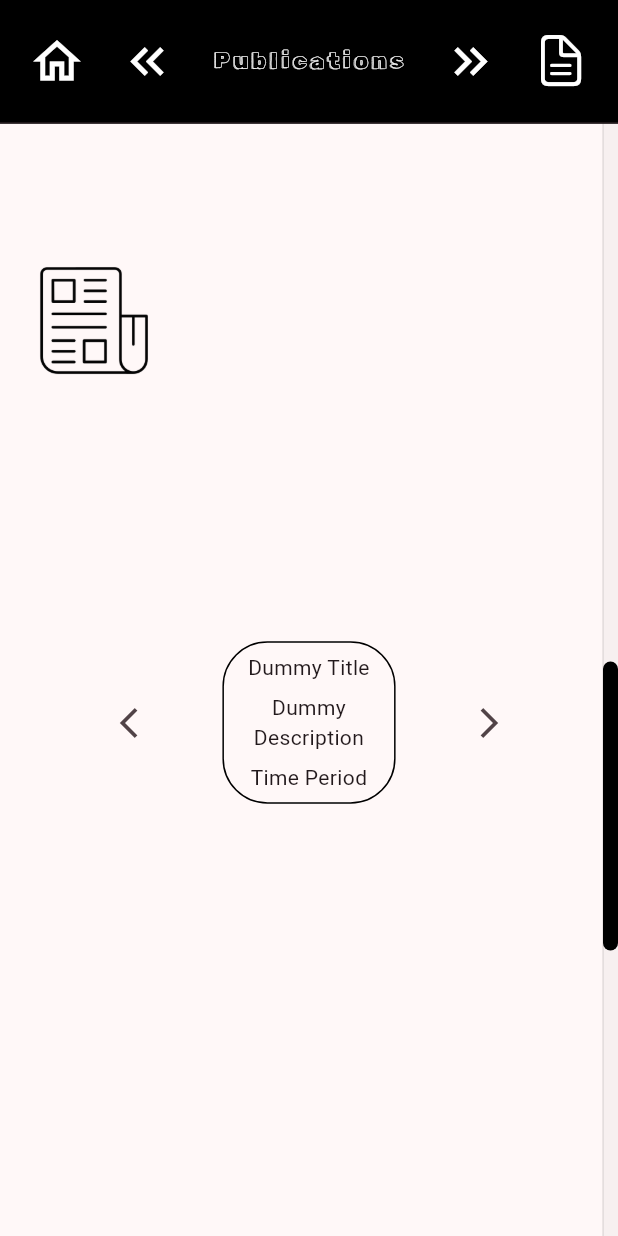
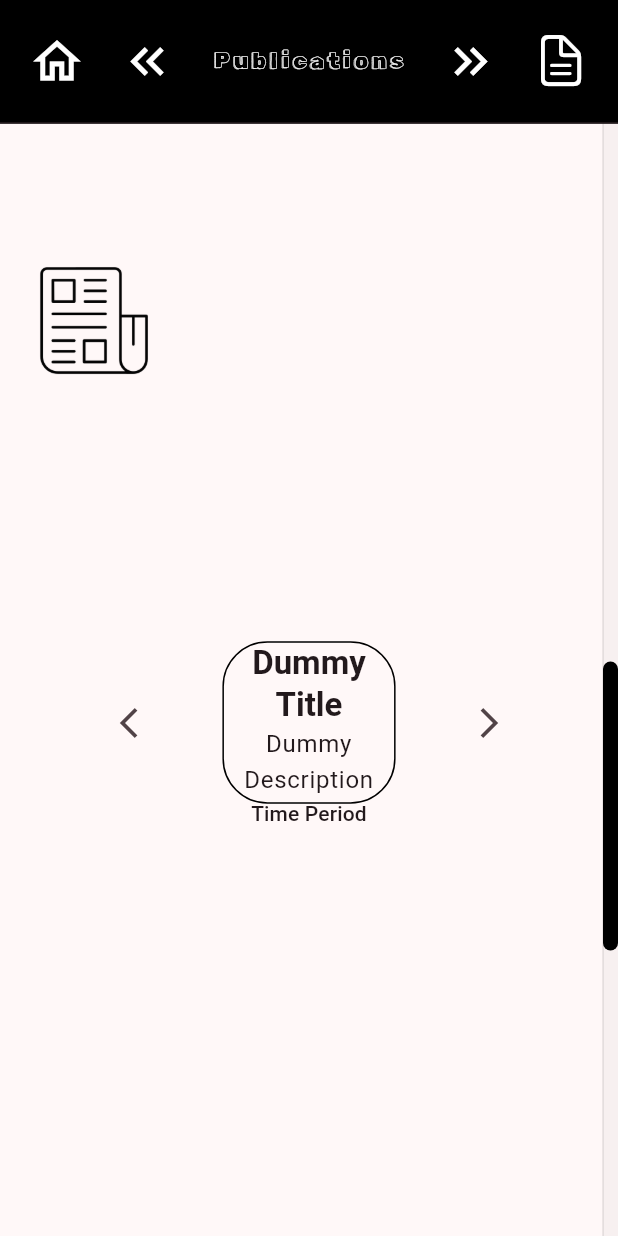
Before and after one commit to siva-ratnakar/home_page, a Flutter app: the ProfessionalPage screen opened by its route, scrolled down 1152 dp, on a phone screen of 412 x 824 dp. Run offline on Flutter 3.47's test engine with Material 3 defaults, Android fonts, the phone set to English and light mode, and no system bars; drawn by our look-alikes of carousel_slider; our stand-ins replace flutter_animate, go_router.

Commit message:
adjust and finetune a bit of the card in prof.

```diff
--- a/lib/professional/src/body.dart
+++ b/lib/professional/src/body.dart
@@ -148,16 +148,23 @@ class CarouselBody extends StatelessWidget {
       child: CarouselSlider.builder(
         carouselController: carouselController,
         itemCount: items.length,
-        itemBuilder: (context, index, realIndex) => GestureDetector(
-          onTap: items[index].link == null
-              ? null
-              : () {
+        itemBuilder: (context, index, realIndex) {
+          final isFlippable = items[index].flipText != null;
+          final isClickable = items[index].link != null || isFlippable;
+          return GestureDetector(
+            onTap: isClickable
+                ? () {
+                    // Priority click is for flippable
+                    if (isFlippable) {
+                      // TODO(immadisairaj): make it flippable
+                    } else {
                       LinksHelper.openInNewTab(items[index].link!);
-                },
+                    }
+                  }
+                : null,
             child: MouseRegion(
-            cursor: items[index].link == null
-                ? MouseCursor.defer
-                : SystemMouseCursors.click,
+              cursor:
+                  isClickable ? SystemMouseCursors.click : MouseCursor.defer,
               child: Container(
                 decoration: BoxDecoration(
                   border: Border.all(),
@@ -168,15 +175,31 @@ class CarouselBody extends StatelessWidget {
                   mainAxisAlignment: MainAxisAlignment.spaceEvenly,
                   crossAxisAlignment: CrossAxisAlignment.center,
                   children: [
-                  Text(items[index].title).center,
+                    Text(
+                      items[index].title,
+                      style: Theme.of(context).textTheme.titleLarge!.copyWith(
+                            fontWeight: FontWeight.bold,
+                          ),
+                    ).center,
                     if (items[index].description != null)
-                    Text(items[index].description!).center,
-                  Text(items[index].time).center,
+                      Text(
+                        items[index].description!,
+                        style: Theme.of(context).textTheme.bodyLarge!.copyWith(
+                              // TODO(immadisairaj): check the overflow
+                              // situation with more text
+                              overflow: TextOverflow.visible,
+                            ),
+                      ).center,
+                    Text(
+                      items[index].time,
+                      style: Theme.of(context).textTheme.labelLarge!.copyWith(),
+                    ).center,
                   ],
                 ),
               ),
             ),
-        ),
+          );
+        },
         options: CarouselOptions(
           scrollDirection: Axis.horizontal,
           disableCenter: true,
```
Lines whose indentation alone changed are shown as unchanged.
